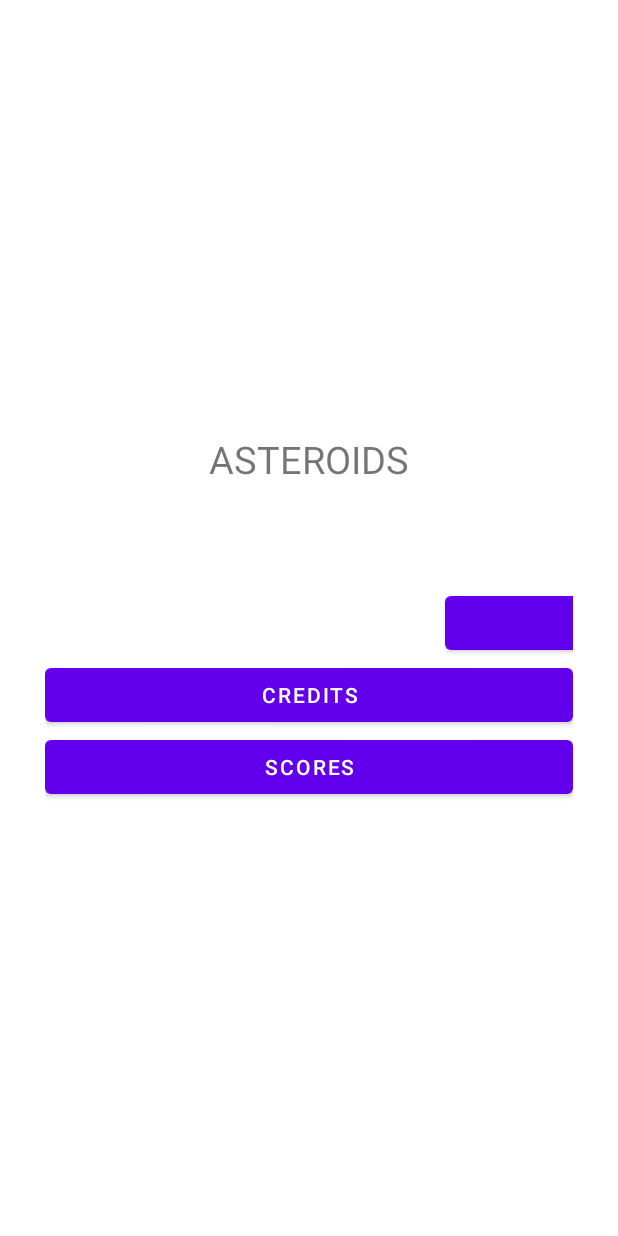
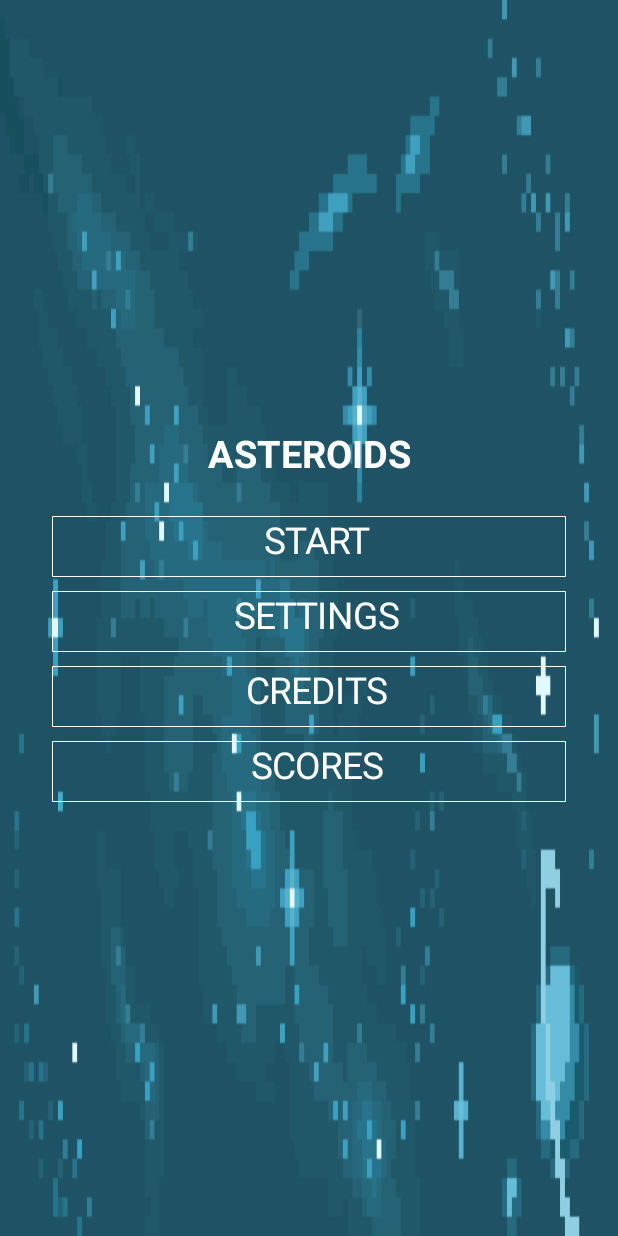
Before and after one commit to brianc-dev/Asteroids, an Android app: the screen it shows after launch (MainActivity), on a phone screen of 412 x 824 dp. Run offline under Robolectric (Android 15) with nearby library versions, the phone set to English and light mode, and no system bars; 1 statement that could not run was skipped.

Commit message:
New buttons design.

```diff
--- a/app/src/main/java/com/alyx/asteroids/MainActivity.kt
+++ b/app/src/main/java/com/alyx/asteroids/MainActivity.kt
@@ -2,6 +2,7 @@ package com.alyx.asteroids
 
 import android.content.Intent
 import android.os.Bundle
+import android.view.View
 import android.view.animation.AnimationUtils
 import android.widget.Button
 import android.widget.TextView
@@ -19,25 +20,21 @@ class MainActivity : AppCompatActivity() {
 
         scoresStorage = ScoreStoragePreferences(this)
 
-        val anim = AnimationUtils.loadAnimation(this, R.anim.turn_and_zoom)
-        val anim2 = AnimationUtils.loadAnimation(this, R.anim.appear)
-        val anim3 = AnimationUtils.loadAnimation(this, R.anim.right_translation)
-        findViewById<Button>(R.id.Button1).also {
+//        val anim = AnimationUtils.loadAnimation(this, R.anim.turn_and_zoom)
+        findViewById<View>(R.id.Button1).also {
             it.setOnClickListener {
                 launchGame()
             }
-            it.startAnimation(anim2)
         }
-        findViewById<Button>(R.id.Button2).also {
-            it.startAnimation(anim3)
+        findViewById<View>(R.id.Button2).also {
             it.setOnClickListener {
                 launchSettings()
             }
         }
-        findViewById<Button>(R.id.Button3).setOnClickListener {
+        findViewById<View>(R.id.Button3).setOnClickListener {
             launchAbout()
         }
-        findViewById<Button>(R.id.Button4).setOnClickListener {
+        findViewById<View>(R.id.Button4).setOnClickListener {
             launchScores()
         }
     }
--- a/app/src/main/java/com/alyx/asteroids/Utils.kt
+++ b/app/src/main/java/com/alyx/asteroids/Utils.kt
@@ -1,6 +1,17 @@
 package com.alyx.asteroids
 
+import android.content.res.Resources
+import android.util.TypedValue
 import kotlinx.coroutines.*
+
+
+/** Convert DP to PX
+
+ */
+val Number.toPx get() = TypedValue.applyDimension(
+    TypedValue.COMPLEX_UNIT_DIP,
+    this.toFloat(),
+    Resources.getSystem().displayMetrics)
 
 class Timer {
 
--- /dev/null
+++ b/app/src/main/java/com/alyx/asteroids/graphics/AsteroidsButton.kt
@@ -0,0 +1,63 @@
+package com.alyx.asteroids.graphics
+
+import android.content.Context
+import android.graphics.Canvas
+import android.graphics.Color
+import android.graphics.Paint
+import android.util.AttributeSet
+import android.util.TypedValue
+import android.view.MotionEvent
+import android.view.View
+import androidx.core.content.withStyledAttributes
+import com.alyx.asteroids.R
+import com.alyx.asteroids.toPx
+import com.google.android.material.color.MaterialColors
+
+class AsteroidsButton @JvmOverloads constructor(
+    context: Context,
+    attrs: AttributeSet? = null,
+    defStyleAttr: Int = 0
+): View(context, attrs, defStyleAttr) {
+
+    private val paint: Paint = Paint().apply {
+        color = Color.WHITE
+        textAlign = Paint.Align.CENTER
+        textSize = TypedValue.applyDimension(TypedValue.COMPLEX_UNIT_PT, 11f, context.resources.displayMetrics)
+        strokeWidth = borderStrokeWidth
+    }
+
+    var borderPadding = 5.toPx
+    var borderStrokeWidth = 5f.toPx
+
+    private var text: String = "Button"
+    private var color: Int = Color.GREEN
+
+    init {
+        isClickable = true
+        context.withStyledAttributes(attrs, R.styleable.AsteroidsButton) {
+            text = getString(R.styleable.AsteroidsButton_text) ?: ""
+            color = getColor(R.styleable.AsteroidsButton_color, Color.GREEN)
+        }
+    }
+
+    override fun onDraw(canvas: Canvas?) {
+        super.onDraw(canvas)
+        requireNotNull(canvas)
+
+        paint.style = Paint.Style.STROKE
+        canvas.drawRect(borderPadding, borderPadding, width - borderPadding, height - borderPadding, paint)
+        paint.style = Paint.Style.FILL
+        canvas.drawText(text, (width / 2f) + borderPadding, (height / 2f) + borderPadding, paint)
+    }
+
+    override fun onTouchEvent(event: MotionEvent?): Boolean {
+        super.onTouchEvent(event)
+        requireNotNull(event)
+        paint.color = when (event.action) {
+            MotionEvent.ACTION_DOWN, MotionEvent.ACTION_MOVE -> color
+            else -> Color.WHITE
+        }
+        invalidate()
+        return true
+    }
+}
--- /dev/null
+++ b/app/src/main/java/com/alyx/asteroids/graphics/ParallaxBackground.kt
@@ -0,0 +1,17 @@
+package com.alyx.asteroids.graphics
+
+import android.content.Context
+import android.graphics.drawable.Drawable
+import android.util.AttributeSet
+import android.widget.ProgressBar
+
+class ParallaxBackground@JvmOverloads constructor(
+    context: Context,
+    attrs: AttributeSet? = null,
+    defStyleAttr: Int = 0) : ProgressBar(context, attrs, defStyleAttr) {
+    override fun invalidateDrawable(dr: Drawable) {
+        super.invalidateDrawable(dr)
+    }
+
+
+}
--- a/app/src/main/res/layout/activity_main.xml
+++ b/app/src/main/res/layout/activity_main.xml
@@ -7,9 +7,14 @@
     android:gravity="center"
     android:orientation="vertical"
     android:padding="30dp"
+    android:background="@drawable/bg_1"
+    android:backgroundTintMode="screen"
+    android:backgroundTint="#104251"
     tools:context=".MainActivity">
 
     <TextView
+        android:textColor="@color/white"
+        android:textStyle="bold"
         android:id="@+id/game_title"
         android:textAllCaps="true"
         android:layout_width="match_parent"
@@ -19,28 +24,33 @@
         android:text="@string/app_name"
         android:textSize="25sp" />
 
-    <Button
+    <com.alyx.asteroids.graphics.AsteroidsButton
         android:id="@+id/Button1"
         android:layout_width="match_parent"
-        android:layout_height="wrap_content"
-        android:text="@string/start" />
+        android:layout_height="50dp"
+        app:text="@string/start"
+        app:color="@color/space"
+        />
 
-    <Button
+    <com.alyx.asteroids.graphics.AsteroidsButton
+        app:color="@color/space"
         android:id="@+id/Button2"
         android:layout_width="match_parent"
-        android:layout_height="wrap_content"
-        android:text="@string/settings" />
+        android:layout_height="50dp"
+        app:text="@string/settings" />
 
-    <Button
+    <com.alyx.asteroids.graphics.AsteroidsButton
+        app:color="@color/space"
         android:id="@+id/Button3"
         android:layout_width="match_parent"
-        android:layout_height="wrap_content"
-        android:text="@string/credits" />
+        android:layout_height="50dp"
+        app:text="@string/credits" />
 
-    <Button
+    <com.alyx.asteroids.graphics.AsteroidsButton
+        app:color="@color/space"
         android:id="@+id/Button4"
         android:layout_width="match_parent"
-        android:layout_height="wrap_content"
-        android:text="@string/scores" />
+        android:layout_height="50dp"
+        app:text="@string/scores" />
 
 </LinearLayout>
--- a/app/src/main/res/values/colors.xml
+++ b/app/src/main/res/values/colors.xml
@@ -7,4 +7,5 @@
     <color name="teal_700">#FF018786</color>
     <color name="black">#FF000000</color>
     <color name="white">#FFFFFFFF</color>
+    <color name="space">#D308B1DA</color>
 </resources>
--- a/app/src/main/res/values/strings.xml
+++ b/app/src/main/res/values/strings.xml
@@ -1,9 +1,9 @@
 <resources>
-    <string name="app_name">Asteroids</string>
-    <string name="start">Start</string>
-    <string name="settings">Settings</string>
-    <string name="credits">Credits</string>
-    <string name="scores">Scores</string>
+    <string name="app_name">ASTEROIDS</string>
+    <string name="start">START</string>
+    <string name="settings">SETTINGS</string>
+    <string name="credits">CREDITS</string>
+    <string name="scores">SCORES</string>
 
     <string-array name="difficulty_entry">
         <item>Easy</item>
--- a/app/src/main/res/values/themes.xml
+++ b/app/src/main/res/values/themes.xml
@@ -24,4 +24,8 @@
         <item name="android:windowFullscreen">true</item>
     </style>
 
+    <declare-styleable name="AsteroidsButton">
+        <attr name="text" format="string" />
+        <attr name="color" format="color" />
+    </declare-styleable>
 </resources>
```
